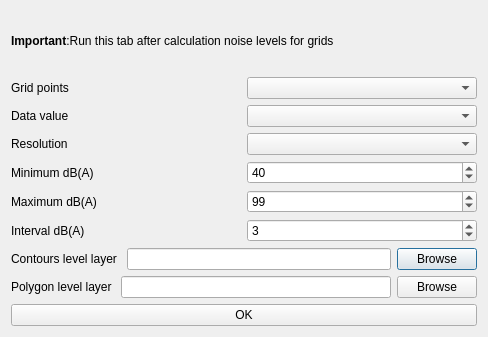
The window that tools/ui_CreateGrid.ui (pierluigiderosa/openoise) describes before a commit, drawn with Qt 5.
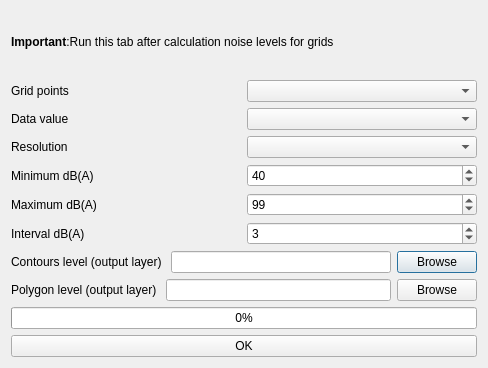
The same window after the commit. Custom widgets are drawn as their Qt base class.

Patch:
```diff
--- a/tools/ui_CreateGrid.ui
+++ b/tools/ui_CreateGrid.ui
@@ -7,7 +7,7 @@
     <x>0</x>
     <y>0</y>
     <width>488</width>
-    <height>337</height>
+    <height>368</height>
    </rect>
   </property>
   <property name="windowTitle">
@@ -125,7 +125,7 @@
      <item>
       <widget class="QLabel" name="label_9">
        <property name="text">
-        <string>Contours level layer </string>
+        <string>Contours level (output layer) </string>
        </property>
       </widget>
      </item>
@@ -146,7 +146,7 @@
      <item>
       <widget class="QLabel" name="label_12">
        <property name="text">
-        <string>Polygon level layer </string>
+        <string>Polygon level (output layer) </string>
        </property>
       </widget>
      </item>
@@ -162,6 +162,13 @@
      </item>
     </layout>
    </item>
+   <item>
+    <widget class="QProgressBar" name="progressBarGrid">
+     <property name="value">
+      <number>0</number>
+     </property>
+    </widget>
+   </item>
    <item>
     <widget class="QPushButton" name="runContPoly_pushButton">
      <property name="text">
```
